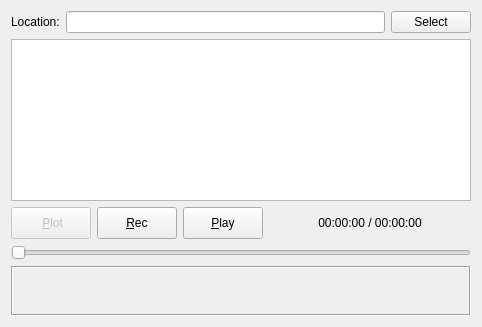
This is src/qtgui/iq_tool.ui in gqrx-sdr/gqrx as Qt 5 draws it before an edit. The edited form follows.
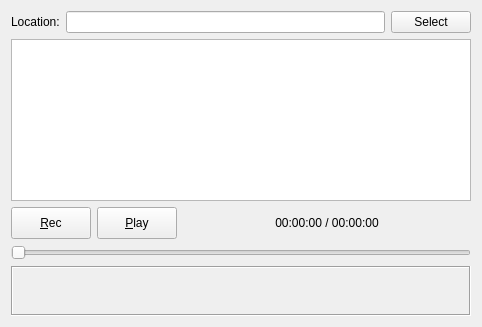
This is the edited form. Icons and pictures are not drawn.

Commit message: Remove non-functional Plot button from I/Q recording dialog

```diff
--- a/src/qtgui/iq_tool.ui
+++ b/src/qtgui/iq_tool.ui
@@ -85,41 +85,6 @@
    </item>
    <item>
     <layout class="QHBoxLayout" name="horizontalLayout_2">
-     <item>
-      <widget class="QPushButton" name="plotButton">
-       <property name="enabled">
-        <bool>false</bool>
-       </property>
-       <property name="minimumSize">
-        <size>
-         <width>32</width>
-         <height>32</height>
-        </size>
-       </property>
-       <property name="maximumSize">
-        <size>
-         <width>16777215</width>
-         <height>16777215</height>
-        </size>
-       </property>
-       <property name="toolTip">
-        <string>Plot the I/Q data.</string>
-       </property>
-       <property name="text">
-        <string> &amp;Plot</string>
-       </property>
-       <property name="icon">
-        <iconset resource="../../resources/icons.qrc">
-         <normaloff>:/icons/icons/signal.svg</normaloff>:/icons/icons/signal.svg</iconset>
-       </property>
-       <property name="checkable">
-        <bool>false</bool>
-       </property>
-       <property name="autoDefault">
-        <bool>false</bool>
-       </property>
-      </widget>
-     </item>
      <item>
       <widget class="QPushButton" name="recButton">
        <property name="enabled">
```
The commit also changes 3 other files.
